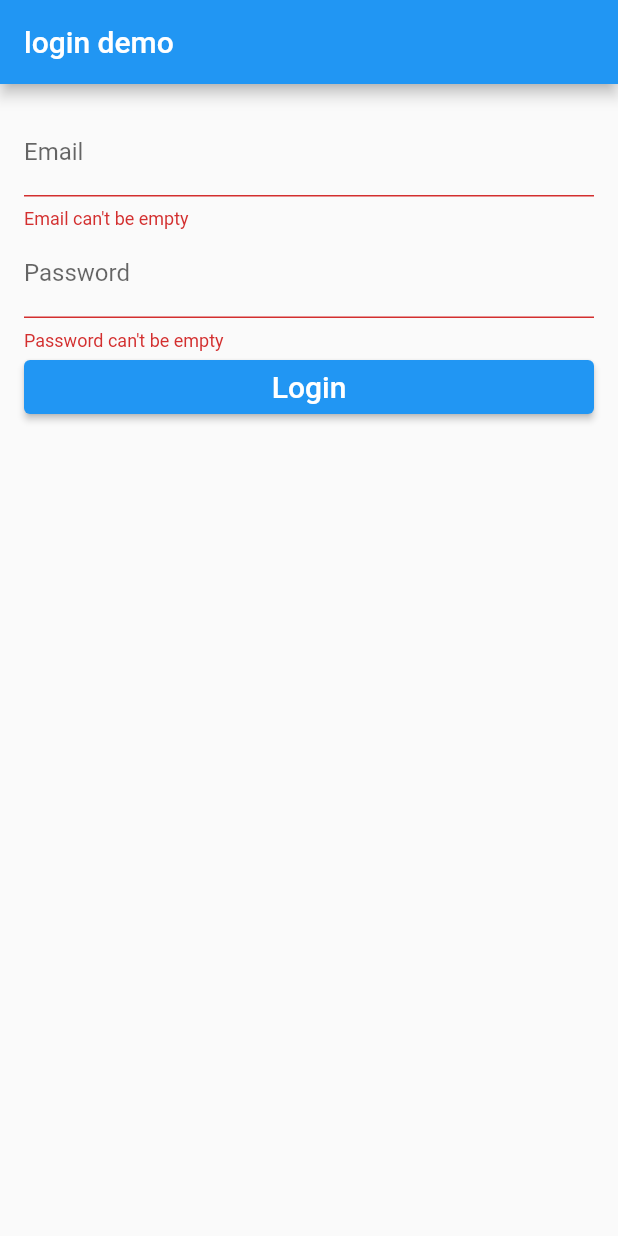
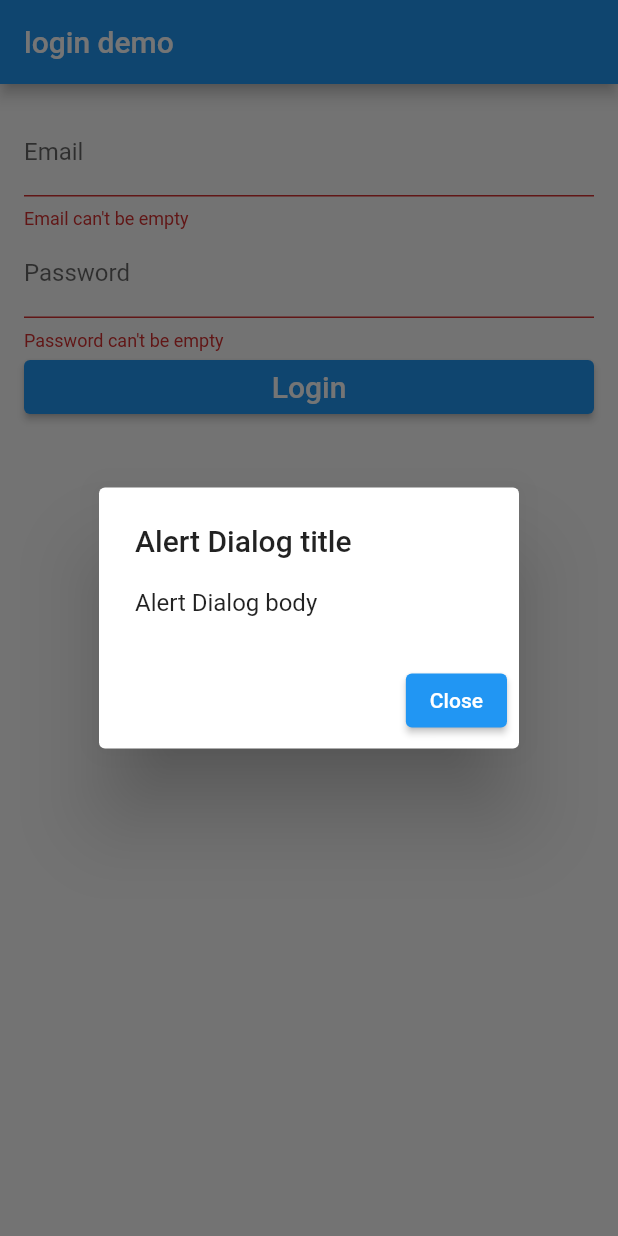
Before and after one commit to JMcunst/epic_seven_device, a Flutter app: the screen it shows after launch, after a tap on "Login", on a phone screen of 412 x 824 dp. Run offline on Flutter 3.47's test engine with Material 2 defaults, Android fonts, the phone set to English and light mode, and no system bars.

Commit message:
update : alert dialog

```diff
--- a/lib/login_page.dart
+++ b/lib/login_page.dart
@@ -9,6 +9,7 @@ class LoginPage extends StatefulWidget {
 
 class _LoginPageState extends State<LoginPage> {
   final formKey = GlobalKey<FormState>();
+  final myController = TextEditingController();
 
   String? _email;
   String? _password;
@@ -21,6 +22,24 @@ class _LoginPageState extends State<LoginPage> {
     } else {
       print('Form is invalid Email: $_email, password: $_password');
     }
+    showDialog(
+      context: context,
+      builder: (BuildContext context) {
+        // return object of type Dialog
+        return AlertDialog(
+          title: const Text("Alert Dialog title"),
+          content: const Text("Alert Dialog body"),
+          actions: <Widget>[
+            ElevatedButton(
+              child: const Text("Close"),
+              onPressed: () {
+                Navigator.pop(context);
+              },
+            ),
+          ],
+        );
+      },
+    );
   }
 
   @override
```
